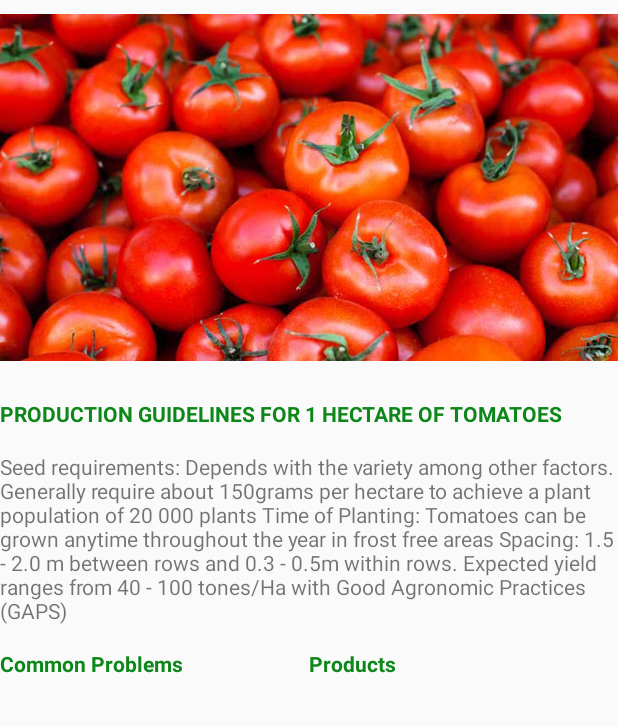
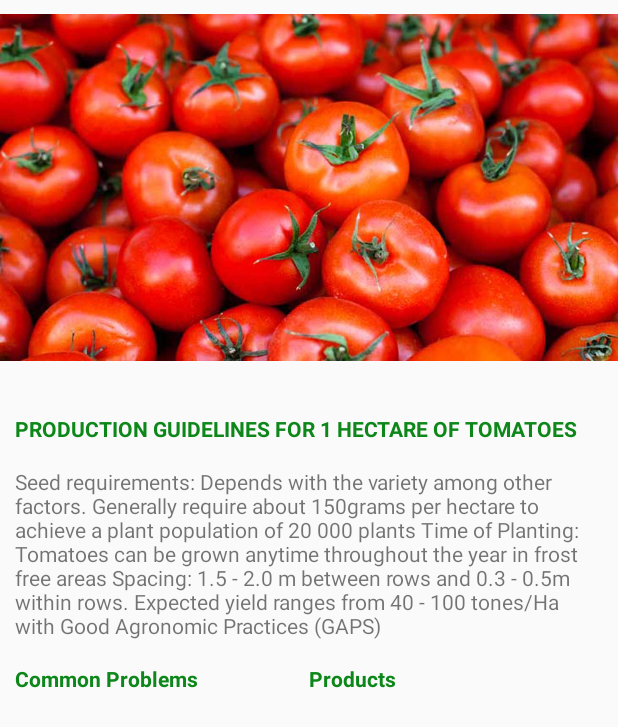
Before and after one commit to kzish/agricura, an Android app: the layout fragment_tomatoes.xml on its own in the app's theme, with its tools: preview values and no code run, on a phone screen of 412 x 824 dp. Shown: the top 727 px of the screen. Run offline under Robolectric (Android 15) with nearby library versions, the phone set to English and light mode, and no system bars.

Commit message:
completed potatoes and tomatoes

```diff
--- a/app/src/main/res/layout/fragment_potatoes.xml
+++ b/app/src/main/res/layout/fragment_potatoes.xml
@@ -80,6 +80,7 @@
                         </LinearLayout>
 
                         <LinearLayout
+                            android:background="@color/verylightGreen"
                             android:layout_width="match_parent"
                             android:layout_height="wrap_content"
                             android:orientation="horizontal">
@@ -115,6 +116,7 @@
 
 
                         <LinearLayout
+                            android:background="@color/verylightGreen"
                             android:layout_width="match_parent"
                             android:layout_height="wrap_content"
                             android:orientation="horizontal"
@@ -149,6 +151,7 @@
                         </LinearLayout>
 
                         <LinearLayout
+                            android:background="@color/verylightGreen"
                             android:layout_width="match_parent"
                             android:layout_height="wrap_content"
                             android:orientation="horizontal"
@@ -183,6 +186,7 @@
                         </LinearLayout>
 
                         <LinearLayout
+                            android:background="@color/verylightGreen"
                             android:layout_width="match_parent"
                             android:layout_height="wrap_content"
                             android:orientation="horizontal"
@@ -217,6 +221,7 @@
                         </LinearLayout>
 
                         <LinearLayout
+                            android:background="@color/verylightGreen"
                             android:layout_width="match_parent"
                             android:layout_height="wrap_content"
                             android:orientation="horizontal"
@@ -253,6 +258,7 @@
 
 
                         <LinearLayout
+                            android:background="@color/verylightGreen"
                             android:layout_width="match_parent"
                             android:layout_height="wrap_content"
                             android:orientation="horizontal"
--- a/app/src/main/res/layout/fragment_tomatoes.xml
+++ b/app/src/main/res/layout/fragment_tomatoes.xml
@@ -21,6 +21,13 @@
                 android:layout_width="match_parent"
                 android:layout_height="250dp"
                 app:srcCompat="@mipmap/tomatoes" />
+
+            <LinearLayout
+                android:orientation="vertical"
+                android:padding="10dp"
+                android:layout_width="match_parent"
+                android:layout_height="match_parent">
+
 
             <TextView
                 android:layout_width="match_parent"
@@ -61,6 +68,7 @@
             </LinearLayout>
 
 
+            </LinearLayout>
 
 
         </LinearLayout>
```
